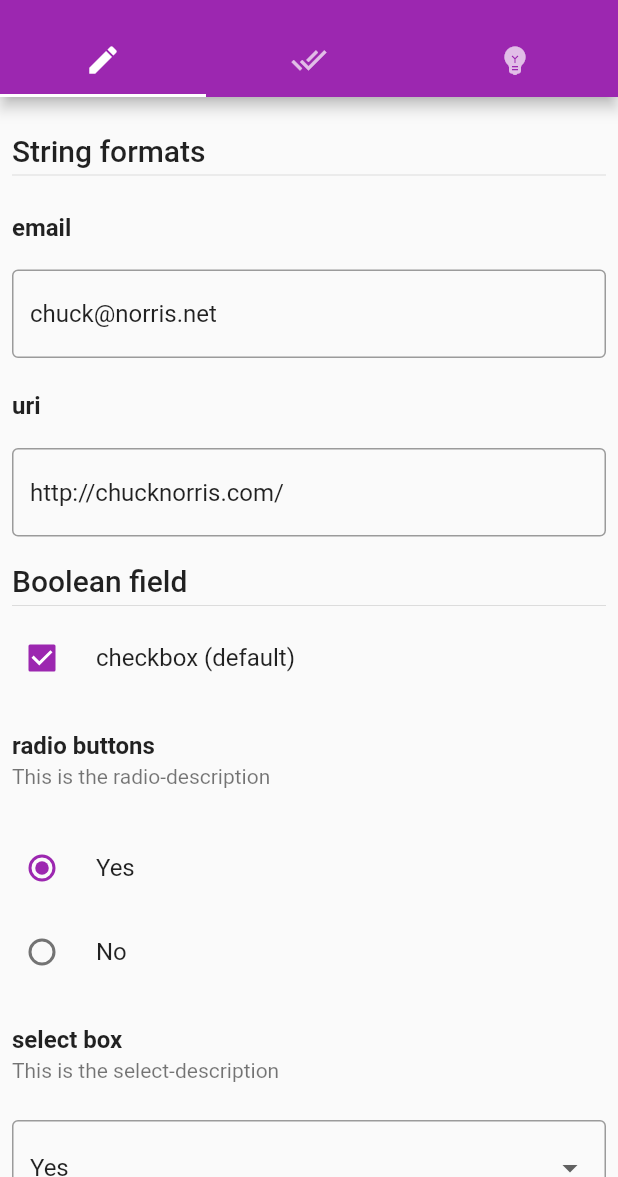
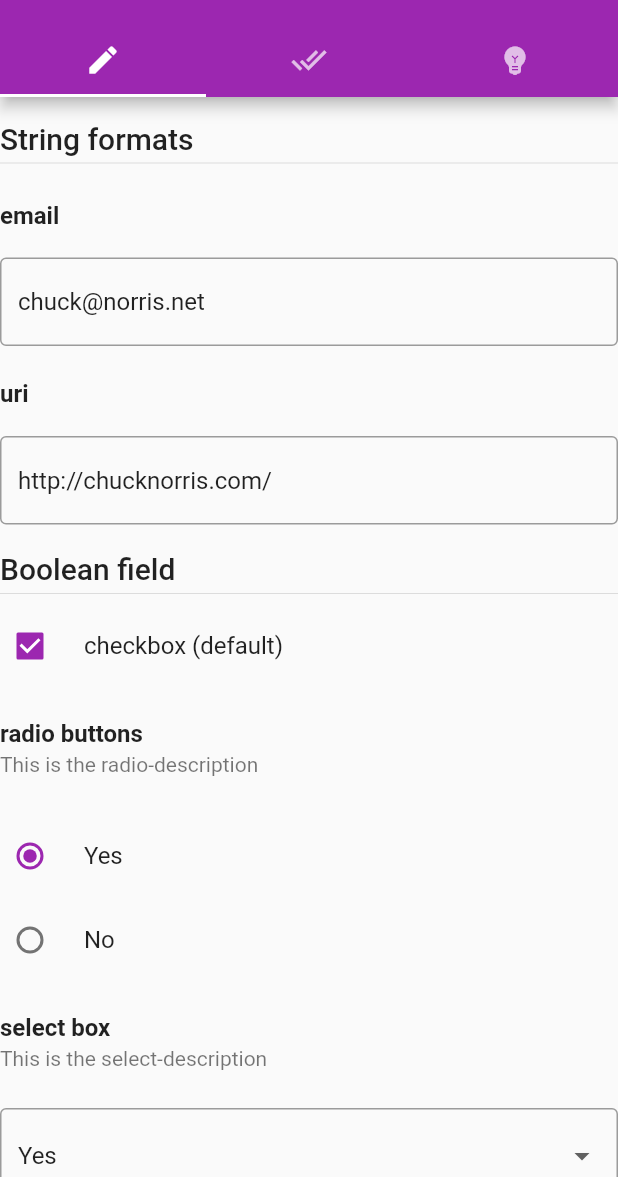
Before and after one commit to YannikH/uniturnip, a Flutter app: the screen it shows after launch, on a phone screen of 412 x 824 dp, the part 59-1236 px from its top. Run offline on Flutter 3.47's test engine with Material 2 defaults, Android fonts, the phone set to English and light mode, and no system bars; our stand-ins replace file_picker, form_field_validator.

Commit message:
Remove padding, because it should be set in outer app

```diff
--- a/lib/json_schema_ui/json_schema_ui.dart
+++ b/lib/json_schema_ui/json_schema_ui.dart
@@ -37,10 +37,9 @@ class JSONSchemaUI extends StatelessWidget {
     return ChangeNotifierProvider<UIModel>.value(
       value: controller,
       // create: (context) => UIModel(data: data, onUpdate: onUpdate),
-      child: Padding(
-        padding: const EdgeInsets.all(8.0),
-        child: Form(
-          key: _formKey,
+      child: Form(
+        key: _formKey,
+        child: SingleChildScrollView(
           child: Column(
             children: [
               JSONSchemaUIField(
@@ -61,7 +60,6 @@ class JSONSchemaUI extends StatelessWidget {
               ),
             ],
           ),
-
         ),
       ),
     );
```
